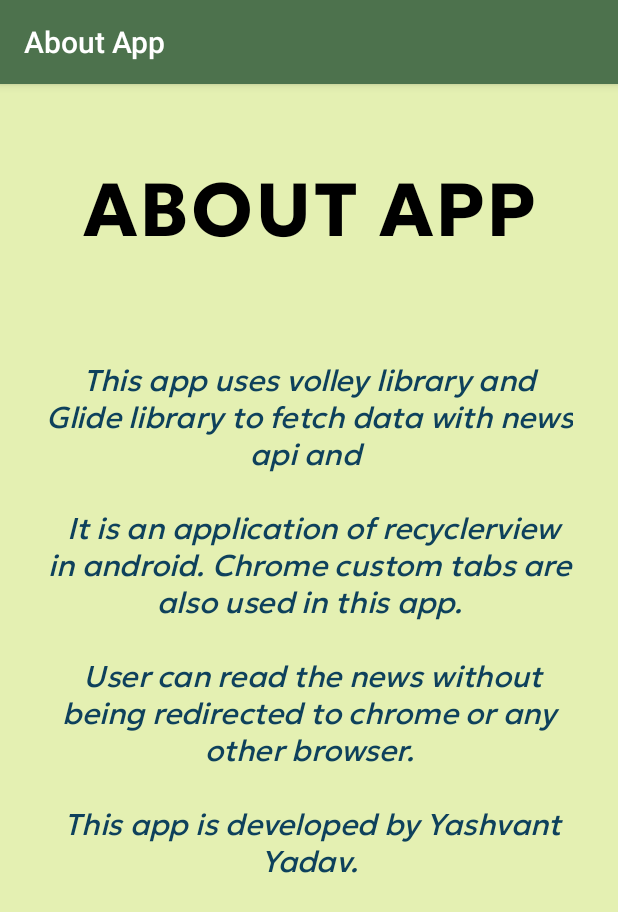
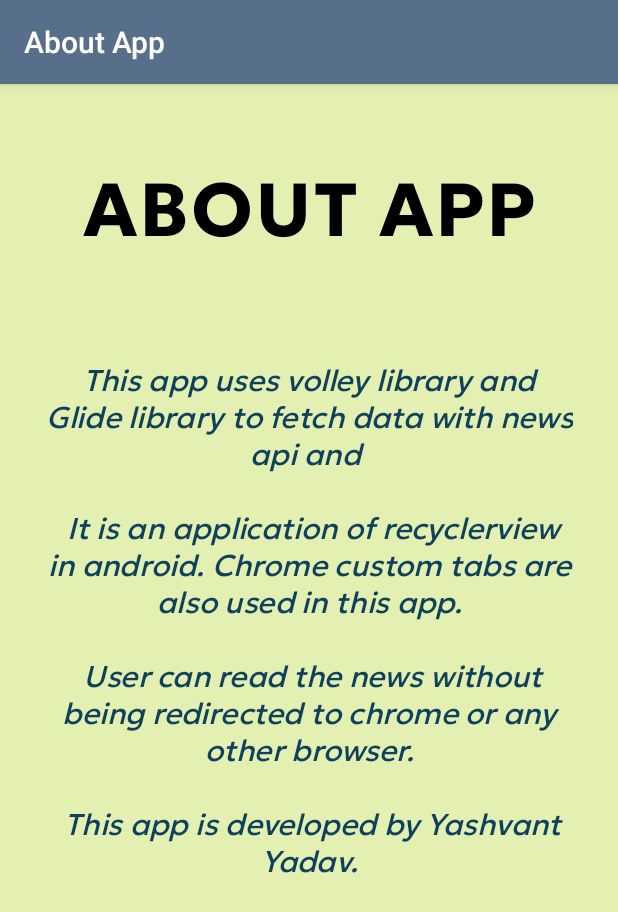
Before and after one commit to YadavYashvant/NewsFeedr, an Android app: the screen it shows after launch (AboutActivity), after a tap on "About app", on a phone screen of 412 x 824 dp. Shown: the top 912 px of the screen. Run offline under Robolectric (Android 15) with nearby library versions, the phone set to English and light mode, and no system bars; our stand-ins replace Volley; network calls fail; pictures from the network do not load; 1 other tap on this screen came first.

Commit message:
Removed Unnecessary files

```diff
--- a/app/src/main/java/com/example/recyclerviewapp/MainActivity.kt
+++ b/app/src/main/java/com/example/recyclerviewapp/MainActivity.kt
@@ -50,7 +50,7 @@
     private fun fetchdata(){
         //val queue = Volley.newRequestQueue(this)
         //INSERT API KEY(in the apiKey value)
-        val url = "https://newsapi.org/v2/top-headlines?country=in&apiKey=insert_your_apikey_here"
+        val url = "https://newsapi.org/v2/top-headlines?country=in&apiKey=eeed14b913a74d1291c2ff7d426cf3b8"
         val getRequest:JsonObjectRequest = object : JsonObjectRequest(
             Request.Method.GET,
             url,
--- a/app/src/main/res/drawable/txt_container.xml
+++ b/app/src/main/res/drawable/txt_container.xml
@@ -1,5 +1,5 @@
 <?xml version="1.0" encoding="utf-8"?>
 <shape android:shape="rectangle" xmlns:android="http://schemas.android.com/apk/res/android">
-    <solid android:color="#E4F0B2"/>
+    <solid android:color="#C7D3E1"/>
     <corners android:bottomLeftRadius="15dp" android:bottomRightRadius="15dp" android:topRightRadius="18dp" android:topLeftRadius="18dp"/>
 </shape>
--- a/app/src/main/res/values/themes.xml
+++ b/app/src/main/res/values/themes.xml
@@ -2,15 +2,15 @@
     <!-- Base application theme. -->
     <style name="Base.Theme.RecyclerViewApp" parent="Theme.AppCompat.DayNight.DarkActionBar">
         <!-- Primary brand color. -->
-        <item name="colorPrimary">@color/green</item>
-        <item name="colorPrimaryVariant">@color/green</item>
+        <item name="colorPrimary">#576F8A</item>
+        <item name="colorPrimaryVariant">#4D7272</item>
         <item name="colorOnPrimary">@color/white</item>
         <!-- Secondary brand color. -->
         <item name="colorSecondary">@color/blue</item>
         <item name="colorSecondaryVariant">@color/blue</item>
         <item name="colorOnSecondary">@color/black</item>
         <!-- Status bar color. -->
-        <item name="android:statusBarColor" tools:targetApi="l">@color/green</item>
+        <item name="android:statusBarColor" tools:targetApi="l">#576F8A</item>
         <!-- Customize your theme here. -->
     </style>
 </resources>
```
Also changed, not shown: app/src/main/res/drawable/stackedbg.xml (deleted, +0 -14 lines), app/src/main/res/drawable/india.png (deleted), app/src/main/res/drawable/mural.png (deleted), app/src/main/res/drawable/painting.png (deleted), app/src/main/res/drawable/pixel_background.png (deleted), app/src/main/res/drawable/stationery.png (deleted).
